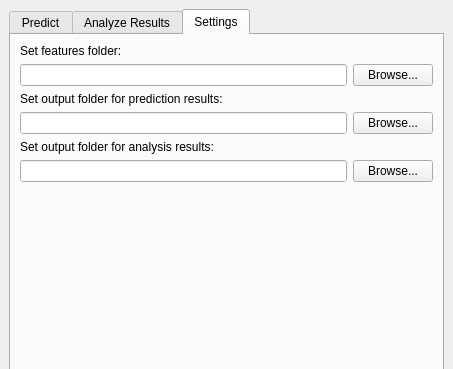
The window that UI/main-window-responsive.ui (udiNaveh/PITECA) describes before a commit, drawn with Qt 5; both pictures show x 0 to 453 and y 0 to 369 of the 453 by 573 pixel window.
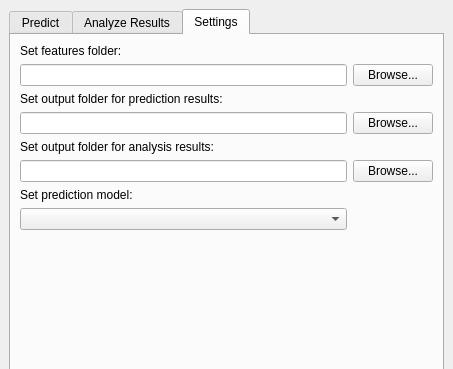
The same window after the commit. The open tabs and pages were chosen to show the change. Icons and pictures are not drawn.

Commit message: added models to settings ui

```diff
--- a/UI/main-window-responsive.ui
+++ b/UI/main-window-responsive.ui
@@ -372,7 +372,7 @@
         <item row="5" column="0">
          <widget class="QLineEdit" name="analysisOutputFolderLineEdit"/>
         </item>
-        <item row="6" column="0">
+        <item row="8" column="0">
          <spacer name="verticalSpacer_2">
           <property name="orientation">
            <enum>Qt::Vertical</enum>
@@ -385,6 +385,16 @@
           </property>
          </spacer>
         </item>
+        <item row="6" column="0">
+         <widget class="QLabel" name="ModelLabel">
+          <property name="text">
+           <string>Set prediction model:</string>
+          </property>
+         </widget>
+        </item>
+        <item row="7" column="0">
+         <widget class="QComboBox" name="ModelComboBox"/>
+        </item>
        </layout>
       </widget>
      </widget>
```
Left out of the diff: 2 changed lines with no effect on the pictures. The commit also changes 1 other file.
